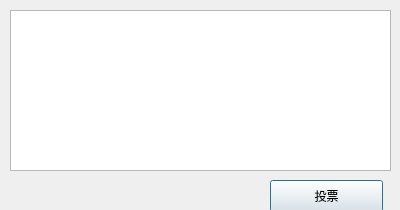
Bakser/Werewolf, file newClient/vote.ui: the form before one commit.
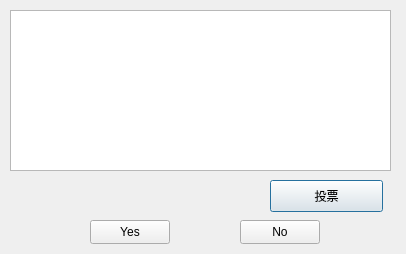
The form after the commit.

The edit to the form file:
```diff
--- a/newClient/vote.ui
+++ b/newClient/vote.ui
@@ -6,8 +6,8 @@
    <rect>
     <x>0</x>
     <y>0</y>
-    <width>400</width>
-    <height>210</height>
+    <width>406</width>
+    <height>254</height>
    </rect>
   </property>
   <property name="windowTitle">
@@ -36,6 +36,45 @@
     <string>投票</string>
    </property>
   </widget>
+  <widget class="QLabel" name="label">
+   <property name="geometry">
+    <rect>
+     <x>20</x>
+     <y>190</y>
+     <width>241</width>
+     <height>16</height>
+    </rect>
+   </property>
+   <property name="text">
+    <string/>
+   </property>
+  </widget>
+  <widget class="QPushButton" name="yes">
+   <property name="geometry">
+    <rect>
+     <x>90</x>
+     <y>220</y>
+     <width>80</width>
+     <height>24</height>
+    </rect>
+   </property>
+   <property name="text">
+    <string>Yes</string>
+   </property>
+  </widget>
+  <widget class="QPushButton" name="no">
+   <property name="geometry">
+    <rect>
+     <x>240</x>
+     <y>220</y>
+     <width>80</width>
+     <height>24</height>
+    </rect>
+   </property>
+   <property name="text">
+    <string>No</string>
+   </property>
+  </widget>
  </widget>
  <resources/>
  <connections/>
```
